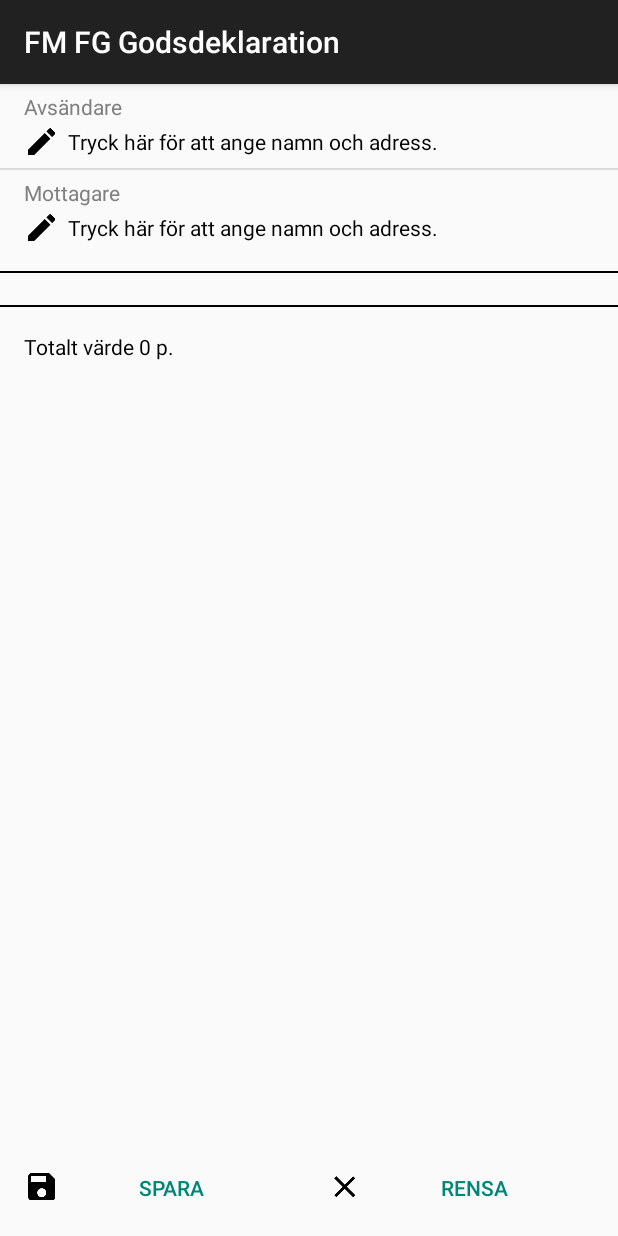
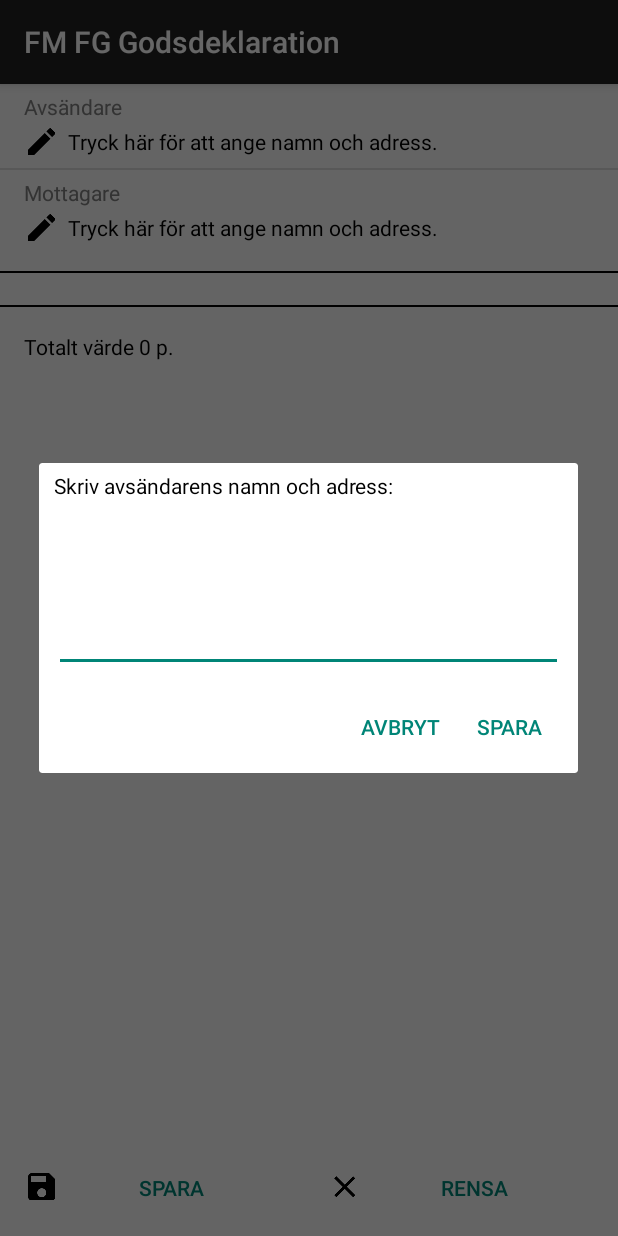
Before and after one commit to wsv-accidis/fm-fg-godsdekl, an Android app: the fragment DocumentFragment shown on its own in the app's theme, after a tap on "Avsändare", on a phone screen of 412 x 824 dp. Run offline under Robolectric (Android 15) with nearby library versions, the phone set to English and light mode, and no system bars; network calls fail.

Commit message:
Enkel redigering av adresser.

```diff
--- a/app/src/main/java/se/accidis/fmfg/app/model/Document.java
+++ b/app/src/main/java/se/accidis/fmfg/app/model/Document.java
@@ -166,6 +166,8 @@ public final class Document {
 
         JSONObject json = new JSONObject();
         json.put(Keys.ID, mId.toString());
+        json.put(Keys.SENDER, mSender);
+        json.put(Keys.RECIPIENT, mRecipient);
         json.put(Keys.ROWS, rowsArray);
         return json;
     }
--- a/app/src/main/java/se/accidis/fmfg/app/services/MaterialsRepository.java
+++ b/app/src/main/java/se/accidis/fmfg/app/services/MaterialsRepository.java
@@ -34,6 +34,7 @@ public final class MaterialsRepository {
 
     public void beginLoad() {
         if (null != mList) {
+            Log.d(TAG, "Assets already loaded, nothing to do.");
             if (null != mOnLoadedListener) {
                 mOnLoadedListener.onLoaded(mList);
             }
@@ -41,6 +42,7 @@ public final class MaterialsRepository {
             return;
         }
 
+        Log.d(TAG, "Loading assets.");
         LoadTask loadTask = new LoadTask();
         loadTask.execute();
     }
--- /dev/null
+++ b/app/src/main/java/se/accidis/fmfg/app/ui/documents/AddressDialogFragment.java
@@ -0,0 +1,76 @@
+package se.accidis.fmfg.app.ui.documents;
+
+import android.app.AlertDialog;
+import android.app.Dialog;
+import android.content.DialogInterface;
+import android.os.Bundle;
+import android.support.annotation.NonNull;
+import android.support.v4.app.DialogFragment;
+import android.view.LayoutInflater;
+import android.view.View;
+import android.view.WindowManager;
+import android.widget.EditText;
+import android.widget.TextView;
+
+import se.accidis.fmfg.app.R;
+
+/**
+ * Fragment for entering/editing an address.
+ */
+public final class AddressDialogFragment extends DialogFragment {
+    public static final String ARG_IS_SENDER = "isSender";
+    public static final String ARG_CURRENT_ADDRESS = "address";
+    private OnDismissListener mOnDismissListener;
+    private EditText mAddressText;
+    private boolean mIsSaving;
+
+    public interface OnDismissListener {
+        void onDismiss(DialogInterface dialog, String address);
+    }
+
+    @NonNull
+    @Override
+    public Dialog onCreateDialog(Bundle savedInstanceState) {
+        final Bundle args = getArguments();
+        boolean isSender = args.getBoolean(ARG_IS_SENDER);
+        String address = args.getString(ARG_CURRENT_ADDRESS);
+
+        LayoutInflater inflater = getActivity().getLayoutInflater();
+        View view = inflater.inflate(R.layout.dialog_address, null);
+
+        TextView headingText = (TextView) view.findViewById(R.id.address_heading);
+        headingText.setText(isSender ? R.string.address_sender_heading : R.string.address_recipient_heading);
+
+        mAddressText = (EditText) view.findViewById(R.id.address_text);
+        mAddressText.setText(address);
+
+        AlertDialog.Builder builder = new AlertDialog.Builder(getActivity());
+        builder.setView(view)
+                .setPositiveButton(R.string.generic_save, new SaveClickedListener())
+                .setNegativeButton(R.string.generic_cancel, null);
+
+        Dialog dialog = builder.create();
+        dialog.getWindow().setSoftInputMode(WindowManager.LayoutParams.SOFT_INPUT_STATE_VISIBLE);
+        return dialog;
+    }
+
+    public void setOnDismissListener(OnDismissListener onDismissListener) {
+        mOnDismissListener = onDismissListener;
+    }
+
+    @Override
+    public void onDismiss(DialogInterface dialog) {
+        super.onDismiss(dialog);
+        if (null != mOnDismissListener) {
+            String address = (mIsSaving ? mAddressText.getText().toString() : null);
+            mOnDismissListener.onDismiss(dialog, address);
+        }
+    }
+
+    private final class SaveClickedListener implements DialogInterface.OnClickListener {
+        @Override
+        public void onClick(DialogInterface dialog, int which) {
+            mIsSaving = true;
+        }
+    }
+}
--- a/app/src/main/java/se/accidis/fmfg/app/ui/documents/DocumentAdapter.java
+++ b/app/src/main/java/se/accidis/fmfg/app/ui/documents/DocumentAdapter.java
@@ -22,6 +22,8 @@ import se.accidis.fmfg.app.utils.AndroidUtils;
  * Adapter for the document list view. The list contains both the document rows and additional information.
  */
 public final class DocumentAdapter extends BaseAdapter {
+    public static final int RECIPIENT_POSITION = 1;
+    public static final int SENDER_POSITION = 0;
     private static final int ROW_BOTTOM_OFFSET = 2;
     private static final int ROW_TOP_OFFSET = 3;
     private static final int VIEW_TYPE_ADDRESS = 1;
@@ -32,12 +34,14 @@ public final class DocumentAdapter extends BaseAdapter {
     private final Document mDocument;
     private final LayoutInflater mInflater;
     private final List<DocumentRow> mRows;
+    private boolean mIsCurrentDocument;
 
-    public DocumentAdapter(Context context, Document document) {
+    public DocumentAdapter(Context context, Document document, boolean isCurrentDocument) {
         mContext = context;
         mDocument = document;
         mRows = document.getRows();
         mInflater = (LayoutInflater) context.getSystemService(Context.LAYOUT_INFLATER_SERVICE);
+        mIsCurrentDocument = isCurrentDocument;
     }
 
     @Override
@@ -104,8 +108,12 @@ public final class DocumentAdapter extends BaseAdapter {
 
     @Override
     public boolean isEnabled(int position) {
-        int type = getItemViewType(position);
-        return (VIEW_TYPE_INFO != type && VIEW_TYPE_SEPARATOR != type);
+        if (!mIsCurrentDocument) {
+            return false;
+        } else {
+            int type = getItemViewType(position);
+            return (VIEW_TYPE_INFO != type && VIEW_TYPE_SEPARATOR != type);
+        }
     }
 
     private View getAddressView(int position, View convertView, ViewGroup parent) {
@@ -116,7 +124,7 @@ public final class DocumentAdapter extends BaseAdapter {
             view = convertView;
         }
 
-        boolean isSender = (0 == position);
+        boolean isSender = (SENDER_POSITION == position);
 
         TextView headingText = (TextView) view.findViewById(R.id.document_address_heading);
         headingText.setText(isSender ? R.string.document_sender : R.string.document_recipient);
@@ -125,8 +133,13 @@ public final class DocumentAdapter extends BaseAdapter {
         String text = (isSender ? mDocument.getSender() : mDocument.getRecipient());
 
         if (TextUtils.isEmpty(text)) {
-            addressText.setCompoundDrawablesWithIntrinsicBounds(ContextCompat.getDrawable(mContext, R.drawable.ic_create), null, null, null);
-            addressText.setText(R.string.document_tap_to_edit);
+            if(mIsCurrentDocument) {
+                addressText.setCompoundDrawablesWithIntrinsicBounds(ContextCompat.getDrawable(mContext, R.drawable.ic_create), null, null, null);
+                addressText.setText(R.string.document_tap_to_edit);
+            } else {
+                addressText.setCompoundDrawables(null, null, null, null);
+                addressText.setText(R.string.document_no_data);
+            }
         } else {
             addressText.setCompoundDrawables(null, null, null, null);
             addressText.setText(text);
--- a/app/src/main/java/se/accidis/fmfg/app/ui/documents/DocumentFragment.java
+++ b/app/src/main/java/se/accidis/fmfg/app/ui/documents/DocumentFragment.java
@@ -1,5 +1,6 @@
 package se.accidis.fmfg.app.ui.documents;
 
+import android.content.DialogInterface;
 import android.os.Bundle;
 import android.os.Parcelable;
 import android.support.annotation.Nullable;
@@ -8,6 +9,7 @@ import android.view.LayoutInflater;
 import android.view.MenuItem;
 import android.view.View;
 import android.view.ViewGroup;
+import android.widget.ListView;
 
 import se.accidis.fmfg.app.R;
 import se.accidis.fmfg.app.model.Document;
@@ -50,6 +52,25 @@ public final class DocumentFragment extends ListFragment implements MainActivity
     }
 
     @Override
+    public void onListItemClick(ListView l, View v, int position, long id) {
+        if (null == mAdapter || position < 0 || position >= mAdapter.getCount() || !isCurrentDocument()) {
+            return;
+        }
+
+        if (DocumentAdapter.SENDER_POSITION == position || DocumentAdapter.RECIPIENT_POSITION == position) {
+            Bundle args = new Bundle();
+            boolean isSender = (DocumentAdapter.SENDER_POSITION == position);
+            args.putBoolean(AddressDialogFragment.ARG_IS_SENDER, isSender);
+            args.putString(AddressDialogFragment.ARG_CURRENT_ADDRESS, (isSender ? mDocument.getSender() : mDocument.getRecipient()));
+
+            AddressDialogFragment dialog = new AddressDialogFragment();
+            dialog.setArguments(args);
+            dialog.setOnDismissListener(new AddressDialogDismissListener(isSender));
+            dialog.show(getFragmentManager(), AddressDialogFragment.class.getSimpleName());
+        }
+    }
+
+    @Override
     public boolean onMenuItemSelected(MenuItem item) {
         return false;
     }
@@ -65,8 +86,7 @@ public final class DocumentFragment extends ListFragment implements MainActivity
         mDocument = mRepository.getCurrentDocument();
         // TODO Or open saved document depending on args
 
-        boolean isCurrentDocument = mDocument.getId().equals(mRepository.getCurrentDocument().getId());
-        mButtonBar.setVisibility(isCurrentDocument ? View.VISIBLE : View.GONE);
+        mButtonBar.setVisibility(isCurrentDocument() ? View.VISIBLE : View.GONE);
 
         AndroidUtils.hideSoftKeyboard(getContext(), getView());
         initializeList();
@@ -81,7 +101,7 @@ public final class DocumentFragment extends ListFragment implements MainActivity
     }
 
     private void initializeList() {
-        mAdapter = new DocumentAdapter(getContext(), mDocument);
+        mAdapter = new DocumentAdapter(getContext(), mDocument, isCurrentDocument());
         setListAdapter(mAdapter);
 
         if (null != mListState) {
@@ -90,7 +110,35 @@ public final class DocumentFragment extends ListFragment implements MainActivity
         }
     }
 
+    private boolean isCurrentDocument() {
+        return mDocument.getId().equals(mRepository.getCurrentDocument().getId());
+    }
+
     private void saveInstanceState() {
         mListState = getListView().onSaveInstanceState();
     }
+
+    private final class AddressDialogDismissListener implements AddressDialogFragment.OnDismissListener {
+        private final boolean mIsSender;
+
+        public AddressDialogDismissListener(boolean isSender) {
+            mIsSender = isSender;
+        }
+
+        @Override
+        public void onDismiss(DialogInterface dialog, String address) {
+            if (null == address) {
+                return;
+            }
+
+            if (mIsSender) {
+                mDocument.setSender(address);
+            } else {
+                mDocument.setRecipient(address);
+            }
+
+            mRepository.commit();
+            mAdapter.notifyDataSetChanged();
+        }
+    }
 }
--- a/app/src/main/java/se/accidis/fmfg/app/ui/materials/MaterialsListFragment.java
+++ b/app/src/main/java/se/accidis/fmfg/app/ui/materials/MaterialsListFragment.java
@@ -176,7 +176,7 @@ public final class MaterialsListFragment extends ListFragment {
             mHandler.post(new Runnable() {
                 @Override
                 public void run() {
-                    if (null != getActivity() && isVisible()) {
+                    if (null != getActivity()) {
                         initializeList();
                     }
                 }
--- a/app/src/main/java/se/accidis/fmfg/app/ui/materials/MaterialsLoadDialogFragment.java
+++ b/app/src/main/java/se/accidis/fmfg/app/ui/materials/MaterialsLoadDialogFragment.java
@@ -110,8 +110,8 @@ public final class MaterialsLoadDialogFragment extends DialogFragment {
 
         AlertDialog.Builder builder = new AlertDialog.Builder(getActivity());
         builder.setView(view)
-                .setPositiveButton(R.string.material_load_save, new SaveClickedListener())
-                .setNegativeButton(R.string.material_load_cancel, null);
+                .setPositiveButton(R.string.generic_save, new SaveClickedListener())
+                .setNegativeButton(R.string.generic_cancel, null);
 
         return builder.create();
     }
--- /dev/null
+++ b/app/src/main/res/layout/dialog_address.xml
@@ -0,0 +1,26 @@
+<?xml version="1.0" encoding="utf-8"?>
+<LinearLayout xmlns:android="http://schemas.android.com/apk/res/android"
+              android:layout_width="match_parent"
+              android:layout_height="wrap_content"
+              android:orientation="vertical"
+              android:paddingBottom="@dimen/dialog_vertical_margin"
+              android:paddingLeft="@dimen/dialog_horizontal_margin"
+              android:paddingRight="@dimen/dialog_horizontal_margin"
+              android:paddingTop="@dimen/dialog_vertical_margin">
+
+    <TextView
+        android:id="@+id/address_heading"
+        style="@style/AddressHeading"
+        android:layout_width="wrap_content"
+        android:layout_height="wrap_content"
+        android:text="@string/address_recipient_heading"/>
+
+    <EditText
+        android:id="@+id/address_text"
+        android:layout_width="match_parent"
+        android:layout_height="wrap_content"
+        android:layout_marginTop="5dp"
+        android:gravity="top|left"
+        android:inputType="textMultiLine"
+        android:minLines="4"/>
+</LinearLayout>
--- a/app/src/main/res/values/strings.xml
+++ b/app/src/main/res/values/strings.xml
@@ -1,11 +1,15 @@
 <?xml version="1.0" encoding="utf-8"?>
 <resources>
     <string name="app_name">FM FG Godsdeklaration</string>
+
+    <string name="address_recipient_heading">Skriv mottagarens namn och adress:</string>
+    <string name="address_sender_heading">Skriv avsändarens namn och adress:</string>
 
     <string name="document_copy">Kopiera</string>
     <string name="document_delete">Rensa</string>
     <string name="document_nav_title">Godsdeklaration</string>
     <string name="document_nem_format">NEM: %1$s kg</string>
+    <string name="document_no_data">Uppgift saknas.</string>
     <string name="document_recipient">Mottagare</string>
     <string name="document_save">Spara</string>
     <string name="document_sender">Avsändare</string>
@@ -18,7 +22,9 @@
     <string name="document_warning_class1_line1">Varning! Godsdeklarationen innehåller ämnen som inte får samlastas (ämnen märka med etikett 1, 1.4, 1.5 och 1.6 får som regel inte lastas på samma fordon som kollin som innehåller farligt gods från övriga klasser, undantaget etikett 1.4S).</string>
     <string name="document_warning_class1_line2">Du kan dela upp en godsdeklaration i två med hjälp av funktionen "Dela godsdeklaration" i menyn.</string>
 
+    <string name="generic_cancel">Avbryt</string>
     <string name="generic_load_error">Ett oväntat fel har uppstått. Vänligen kontakta utvecklaren.</string>
+    <string name="generic_save">Spara</string>
 
     <string name="material_change">Ändra</string>
     <string name="material_load">Lasta</string>
@@ -36,11 +42,9 @@
     <string name="material_un_format">UN %1$s</string>
 
     <string name="material_load_amount">Mängd:</string>
-    <string name="material_load_cancel">Avbryt</string>
     <string name="material_load_multiplier">Mult.faktor:</string>
     <string name="material_load_nem">NEM:</string>
     <string name="material_load_num_pkgs">Antal kollin:</string>
-    <string name="material_load_save">Spara</string>
     <string name="material_load_total_value">Totalt dekl. värde:</string>
     <string name="material_load_type_pkgs">Typ av kollin:</string>
     <string name="material_load_value">Värde:</string>
--- a/app/src/main/res/values/styles.xml
+++ b/app/src/main/res/values/styles.xml
@@ -6,6 +6,11 @@
 
     <style name="AppTheme" parent="Theme.AppCompat.Light.DarkActionBar">
         <!-- Global app theme -->
+    </style>
+
+    <style name="AddressHeading">
+        <item name="android:textColor">@color/black</item>
+        <item name="android:textSize">14sp</item>
     </style>
 
     <style name="DocumentAddressHeading">
```
